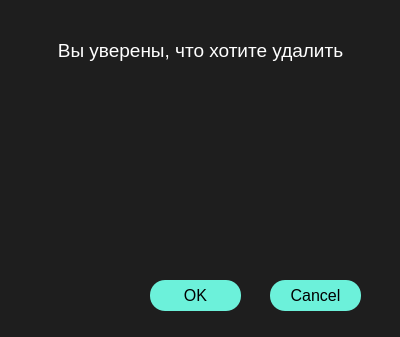
pop-arthur/HotelLib_NTO, file source/ui/form_delete.ui: the form before one commit.
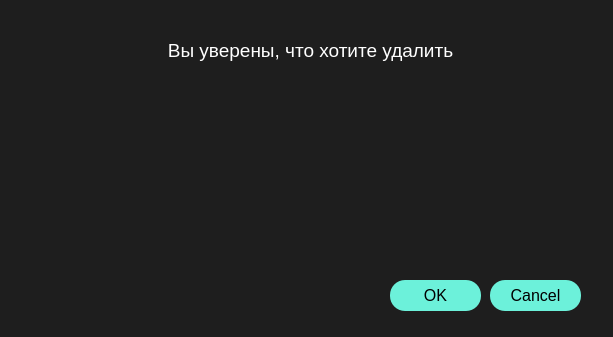
The form after the commit.

Commit message: develop func buttons 2

Patch:
```diff
--- a/source/ui/form_delete.ui
+++ b/source/ui/form_delete.ui
@@ -6,7 +6,7 @@
    <rect>
     <x>0</x>
     <y>0</y>
-    <width>400</width>
+    <width>613</width>
     <height>337</height>
    </rect>
   </property>
@@ -34,7 +34,7 @@
   <widget class="QLabel" name="label">
    <property name="geometry">
     <rect>
-     <x>20</x>
+     <x>130</x>
      <y>10</y>
      <width>361</width>
      <height>81</height>
@@ -56,8 +56,8 @@
    <property name="geometry">
     <rect>
      <x>40</x>
-     <y>100</y>
-     <width>331</width>
+     <y>80</y>
+     <width>551</width>
      <height>161</height>
     </rect>
    </property>
@@ -76,7 +76,7 @@
   <widget class="QPushButton" name="button_ok">
    <property name="geometry">
     <rect>
-     <x>140</x>
+     <x>380</x>
      <y>270</y>
      <width>111</width>
      <height>51</height>
@@ -89,7 +89,7 @@
   <widget class="QPushButton" name="button_cancel">
    <property name="geometry">
     <rect>
-     <x>260</x>
+     <x>480</x>
      <y>270</y>
      <width>111</width>
      <height>51</height>
```
The commit also changes 5 other files.
